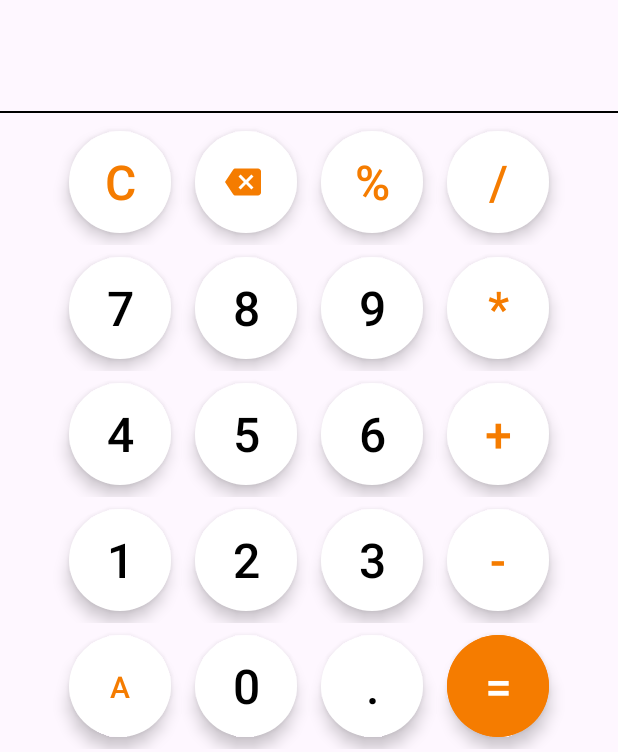
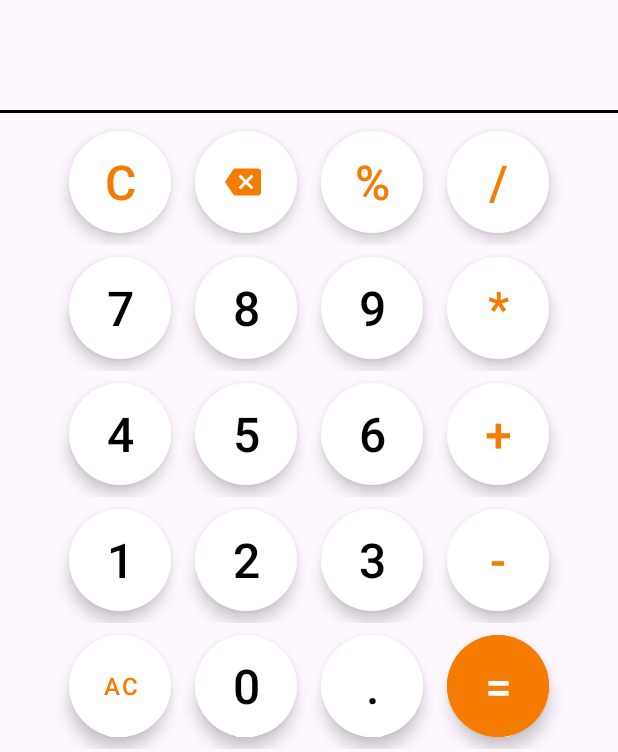
Before and after one commit to dev-satyamthakur/Basic-Calculator, an Android app: the layout activity_main.xml on its own in the app's theme, with its tools: preview values and no code run, on a phone screen of 412 x 824 dp. Shown: the part 481-1233 px from the top of the screen. Run offline under Robolectric (Android 15) with nearby library versions, the phone set to English and light mode, and no system bars.

Commit message:
Making line view thicker and changing text size of AC button

```diff
--- a/app/src/main/res/layout/activity_main.xml
+++ b/app/src/main/res/layout/activity_main.xml
@@ -42,7 +42,7 @@
     <View
         android:id="@+id/view"
         android:layout_width="match_parent"
-        android:layout_height="1dp"
+        android:layout_height="2dp"
         android:layout_marginBottom="4dp"
         android:background="@color/black"
         app:layout_constraintBottom_toTopOf="@+id/linearLayout" />
@@ -192,7 +192,7 @@
 
             <com.google.android.material.button.MaterialButton
                 style="@style/OperatorButton"
-                android:textSize="20dp"
+                android:textSize="16sp"
                 android:id="@+id/btn_ac"
                 android:text="AC" />
 
```
